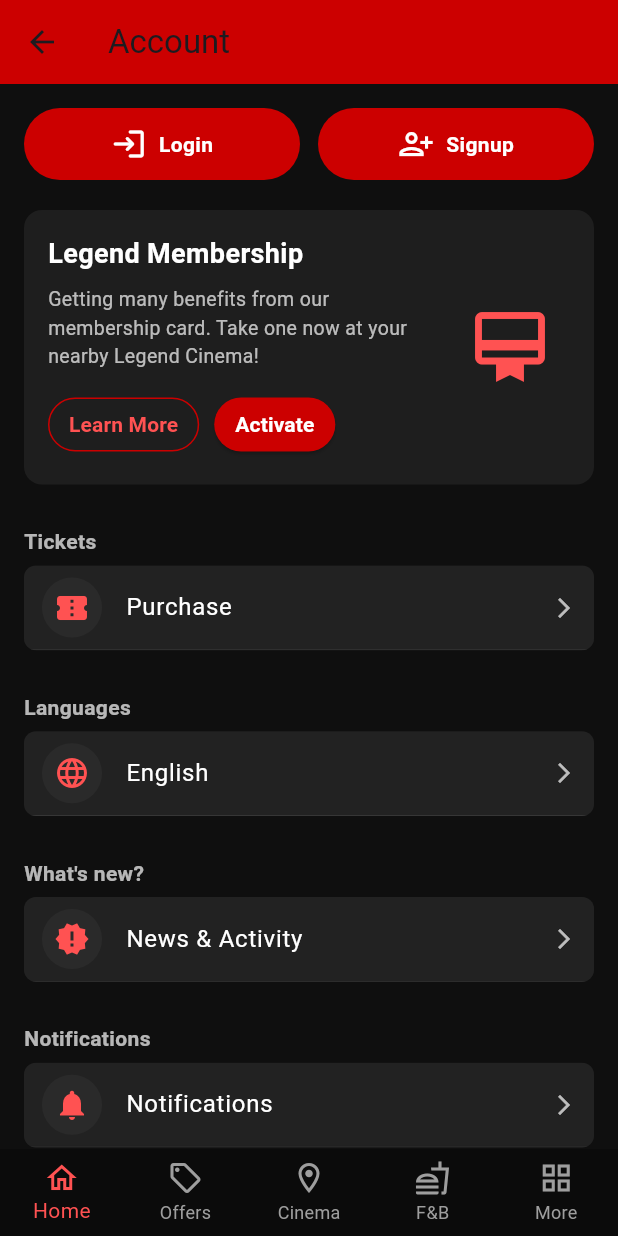
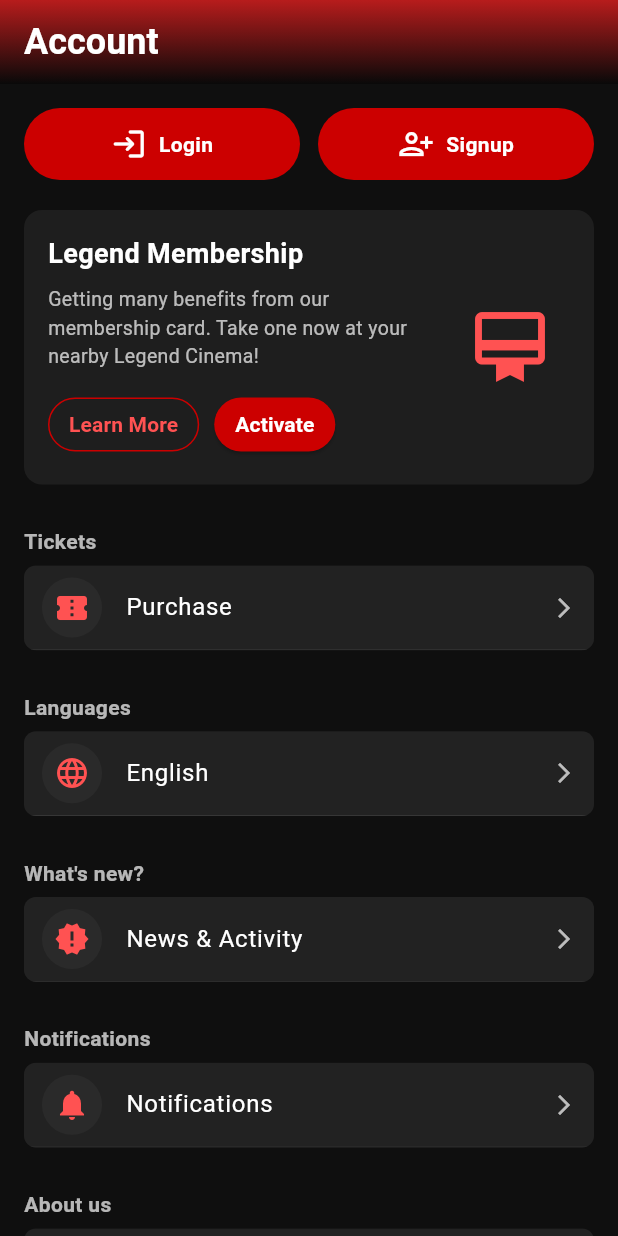
Before and after one commit to SenglayPann/legend-cinema, a Flutter app: the MoreScreen screen opened by its route, on a phone screen of 412 x 824 dp. Run offline on Flutter 3.47's test engine with Material 3 defaults, Android fonts, the phone set to English and light mode, and no system bars; our stand-ins replace carousel_slider, cloud_firestore, firebase_auth, firebase_core, pinput, shared_preferences; accounts and stored records are empty; network calls fail.

Commit message:
Feat: add main bottom tab navigation

```diff
--- a/lib/core/constants/routes_list.dart
+++ b/lib/core/constants/routes_list.dart
@@ -8,6 +8,7 @@ import '../../presentation/screens/home/home_screen.dart';
 import '../../presentation/screens/signUp/sign_up_screen.dart';
 import '../../presentation/screens/signUpInformation/sign_up_information_screen.dart';
 import '../../presentation/screens/example_screen.dart';
+import '../../presentation/screens/main/main_screen.dart';
 
 // 1. Define the model for a single route object
 class AppRoute {
@@ -29,5 +30,6 @@ final List<AppRoute> appRoutes = [
   AppRoute(name: '/offer', component: OfferScreen()),
   AppRoute(name: '/cinema', component: CinemaScreen()),
   AppRoute(name: '/fnb', component: FnBScreen()),
+  AppRoute(name: '/main', component: MainScreen()),
   // Add more routes here...
 ];
--- a/lib/main.dart
+++ b/lib/main.dart
@@ -43,7 +43,7 @@ class MyApp extends StatelessWidget {
       ),
       title: 'Structured Routing Demo',
       routes: getRoutes(),
-      initialRoute: '/fnb',
+      initialRoute: '/',
       onUnknownRoute: (settings) {
         return MaterialPageRoute(
           builder: (context) => const Scaffold(
--- a/lib/presentation/screens/more/more_screen.dart
+++ b/lib/presentation/screens/more/more_screen.dart
@@ -1,4 +1,5 @@
 import 'package:flutter/material.dart';
+import '../../widgets/app_scaffold.dart';
 
 class MoreScreen extends StatelessWidget {
   final bool isLoggedIn; // Added to simulate login state
@@ -6,16 +7,11 @@ class MoreScreen extends StatelessWidget {
 
   @override
   Widget build(BuildContext context) {
-    return Scaffold(
+    return AppScaffold(
       backgroundColor: const Color(0xFF0F0F0F),
-      appBar: AppBar(
-        backgroundColor: const Color(0xFFCC0000),
-        elevation: 0,
-        title: const Text("Account"),
-      ),
-      bottomNavigationBar: _buildBottomNav(),
-      body: SafeArea(
-        child: SingleChildScrollView(
+      title: "Account",
+      showBackButton: false,
+      body: SingleChildScrollView(
         padding: const EdgeInsets.all(16),
         child: Column(
           crossAxisAlignment: CrossAxisAlignment.start,
@@ -68,10 +64,7 @@ class MoreScreen extends StatelessWidget {
                         SizedBox(height: 8),
                         Text(
                           "Getting many benefits from our membership card. Take one now at your nearby Legend Cinema!",
-                            style: TextStyle(
-                              color: Colors.white70,
-                              fontSize: 13,
-                            ),
+                          style: TextStyle(color: Colors.white70, fontSize: 13),
                         ),
                         SizedBox(height: 12),
                         // Learn more button and Activate button
@@ -203,7 +196,6 @@ class MoreScreen extends StatelessWidget {
           ],
         ),
       ),
-      ),
     );
   }
 
@@ -287,31 +279,6 @@ class MoreScreen extends StatelessWidget {
       ),
     );
   }
-
-  static Widget _buildBottomNav() {
-    return BottomNavigationBar(
-      backgroundColor: const Color(0xFF0B0B0B),
-      selectedItemColor: Colors.redAccent,
-      unselectedItemColor: Colors.grey,
-      type: BottomNavigationBarType.fixed,
-      items: const [
-        BottomNavigationBarItem(icon: Icon(Icons.home_outlined), label: "Home"),
-        BottomNavigationBarItem(
-          icon: Icon(Icons.local_offer_outlined),
-          label: "Offers",
-        ),
-        BottomNavigationBarItem(
-          icon: Icon(Icons.location_on_outlined),
-          label: "Cinema",
-        ),
-        BottomNavigationBarItem(
-          icon: Icon(Icons.fastfood_outlined),
-          label: "F&B",
-        ),
-        BottomNavigationBarItem(icon: Icon(Icons.grid_view), label: "More"),
-      ],
-    );
-  }
 }
 
 // Helper widget to wrap multiple menu tiles and apply border/no margin
--- a/lib/presentation/screens/splash/splash_screen.dart
+++ b/lib/presentation/screens/splash/splash_screen.dart
@@ -30,15 +30,20 @@ class _SplashScreenState extends State<SplashScreen>
       duration: const Duration(milliseconds: 3800),
     );
 
-    _verticalSlideAnimation = TweenSequence<double>([
+    _verticalSlideAnimation =
+        TweenSequence<double>([
           TweenSequenceItem(
-        tween: Tween<double>(begin: 700, end: 0)
-            .chain(CurveTween(curve: Curves.easeOut)),
+            tween: Tween<double>(
+              begin: 700,
+              end: 0,
+            ).chain(CurveTween(curve: Curves.easeOut)),
             weight: 70,
           ),
           TweenSequenceItem(
-        tween: Tween<double>(begin: 0, end: 0)
-            .chain(CurveTween(curve: Curves.easeIn)),
+            tween: Tween<double>(
+              begin: 0,
+              end: 0,
+            ).chain(CurveTween(curve: Curves.easeIn)),
             weight: 30,
           ),
         ]).animate(
@@ -63,28 +68,35 @@ class _SplashScreenState extends State<SplashScreen>
         if (!mounted) return;
 
         if (user != null) {
-          Navigator.of(context).pushNamedAndRemoveUntil('/home', (_) => false);
+          Navigator.of(context).pushNamedAndRemoveUntil('/main', (_) => false);
         } else {
-          Navigator.of(context).pushNamedAndRemoveUntil('/signUp', (_) => false);
+          Navigator.of(context).pushNamedAndRemoveUntil('/main', (_) => false);
         }
       }
     });
     // });
 
-    _slideAnimation = TweenSequence<double>([
+    _slideAnimation =
+        TweenSequence<double>([
           TweenSequenceItem(
-        tween: Tween<double>(begin: 0, end: 150)
-            .chain(CurveTween(curve: Curves.easeOut)),
+            tween: Tween<double>(
+              begin: 0,
+              end: 150,
+            ).chain(CurveTween(curve: Curves.easeOut)),
             weight: 40,
           ),
           TweenSequenceItem(
-        tween: Tween<double>(begin: 150, end: 150)
-            .chain(CurveTween(curve: Curves.easeOut)),
+            tween: Tween<double>(
+              begin: 150,
+              end: 150,
+            ).chain(CurveTween(curve: Curves.easeOut)),
             weight: 20,
           ),
           TweenSequenceItem(
-        tween: Tween<double>(begin: 150, end: -150)
-            .chain(CurveTween(curve: Curves.easeOut)),
+            tween: Tween<double>(
+              begin: 150,
+              end: -150,
+            ).chain(CurveTween(curve: Curves.easeOut)),
             weight: 30,
           ),
         ]).animate(
@@ -109,15 +121,20 @@ class _SplashScreenState extends State<SplashScreen>
       ),
     );
 
-    _logoScaleAnimation = TweenSequence<double>([
+    _logoScaleAnimation =
+        TweenSequence<double>([
           TweenSequenceItem(
-        tween: Tween<double>(begin: 1.0, end: 1.2)
-            .chain(CurveTween(curve: Curves.easeOut)),
+            tween: Tween<double>(
+              begin: 1.0,
+              end: 1.2,
+            ).chain(CurveTween(curve: Curves.easeOut)),
             weight: 50,
           ),
           TweenSequenceItem(
-        tween: Tween<double>(begin: 1.2, end: 1.0)
-            .chain(CurveTween(curve: Curves.easeIn)),
+            tween: Tween<double>(
+              begin: 1.2,
+              end: 1.0,
+            ).chain(CurveTween(curve: Curves.easeIn)),
             weight: 50,
           ),
         ]).animate(
```
Also changed, not shown: lib/presentation/screens/home/home_screen.dart (+0 -18 lines), lib/presentation/screens/main/main_screen.dart (added, +57 -0 lines), lib/presentation/widgets/bottom_nav.dart (+10 -9 lines). Lines whose indentation alone changed are shown as unchanged.
